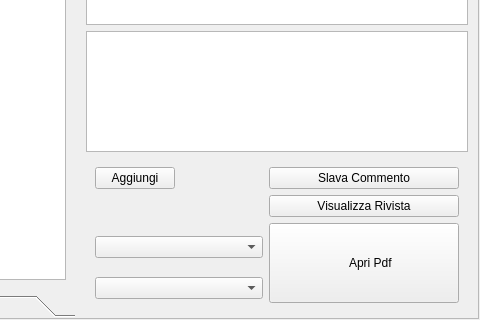
This is bookmarkgui.ui in simon-r/LeScienze500 as Qt 5 draws it before an edit; both pictures show x 151 to 631 and y 173 to 493 of the 631 by 493 pixel window. The edited form follows.
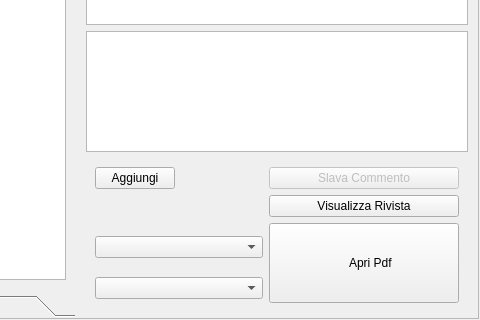
This is the edited form. The open tabs and pages were chosen to show the change. Icons and pictures are not drawn.

The edit to the form file:
```diff
--- a/bookmarkgui.ui
+++ b/bookmarkgui.ui
@@ -301,6 +301,9 @@
              </item>
              <item row="1" column="2">
               <widget class="QPushButton" name="SaveComment">
+               <property name="enabled">
+                <bool>false</bool>
+               </property>
                <property name="text">
                 <string>Slava Commento</string>
                </property>
```
Left out of the diff: 17 changed lines with no effect on the pictures.
